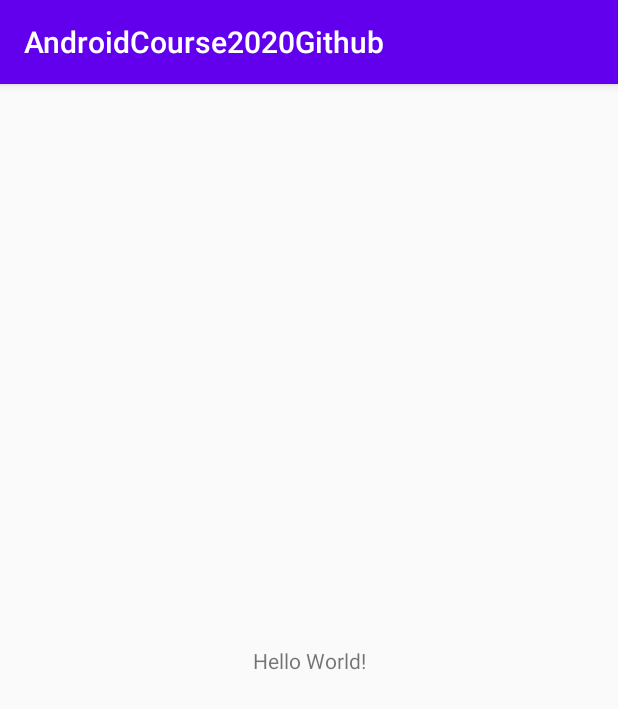
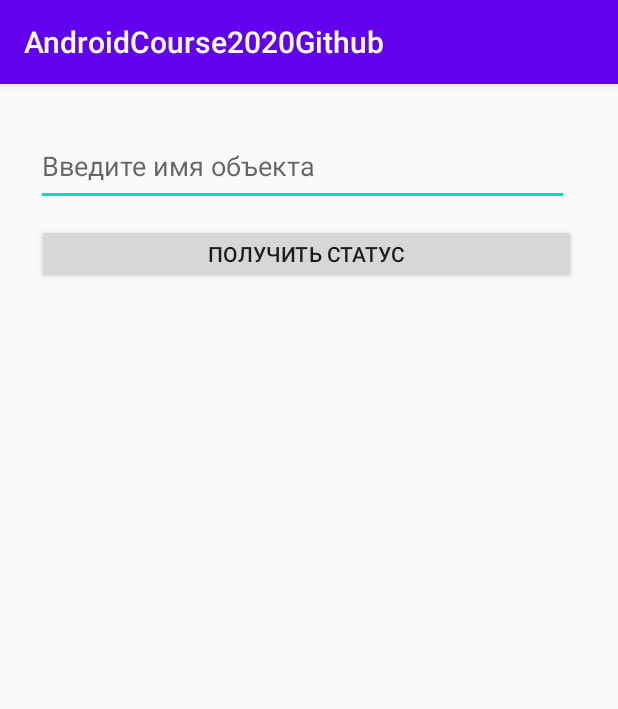
Before and after one commit to Destered/AndroidCourse2020Github, an Android app: the screen it shows after launch (MainActivity), on a phone screen of 412 x 824 dp. Shown: the top 709 px of the screen. Run offline under Robolectric (Android 15) with nearby library versions, the light colour scheme and no system bars.

Commit message:
hw3(part complete)

```diff
--- a/app/src/main/AndroidManifest.xml
+++ b/app/src/main/AndroidManifest.xml
@@ -9,6 +9,7 @@
         android:roundIcon="@mipmap/ic_launcher_round"
         android:supportsRtl="true"
         android:theme="@style/AppTheme">
+        <activity android:name=".SecondActivity"></activity>
         <activity android:name=".MainActivity">
             <intent-filter>
                 <action android:name="android.intent.action.MAIN" />
--- a/app/src/main/res/layout/activity_main.xml
+++ b/app/src/main/res/layout/activity_main.xml
@@ -7,12 +7,33 @@
     tools:context=".MainActivity">
 
     <TextView
-        android:layout_width="wrap_content"
-        android:layout_height="wrap_content"
-        android:text="Hello World!"
-        app:layout_constraintBottom_toBottomOf="parent"
-        app:layout_constraintLeft_toLeftOf="parent"
-        app:layout_constraintRight_toRightOf="parent"
+        android:id="@+id/tv_result"
+        android:layout_width="368dp"
+        android:layout_height="547dp"
+        android:layout_marginStart="24dp"
+        android:layout_marginTop="168dp"
+        app:layout_constraintStart_toStartOf="parent"
         app:layout_constraintTop_toTopOf="parent" />
 
+    <EditText
+        android:id="@+id/et_name"
+        android:layout_width="355dp"
+        android:layout_height="53dp"
+        android:layout_marginStart="24dp"
+        android:layout_marginTop="28dp"
+        android:ems="10"
+        android:hint="Введите имя объекта"
+        android:inputType="text"
+        app:layout_constraintStart_toStartOf="parent"
+        app:layout_constraintTop_toTopOf="parent" />
+
+    <Button
+        android:id="@+id/btn_sendrequest"
+        android:layout_width="359dp"
+        android:layout_height="40dp"
+        android:layout_marginTop="12dp"
+        android:layout_marginEnd="28dp"
+        android:text="Получить статус"
+        app:layout_constraintEnd_toEndOf="parent"
+        app:layout_constraintTop_toBottomOf="@+id/et_name" />
 </androidx.constraintlayout.widget.ConstraintLayout>
```
Also changed, not shown: app/src/main/java/com/dester/androidcourse2020github/MainActivity.kt (+30 -1 lines), app/src/main/java/com/dester/androidcourse2020github/SecondActivity.kt (added, +72 -0 lines), app/src/main/res/layout/activity_second.xml (added, +98 -0 lines).
